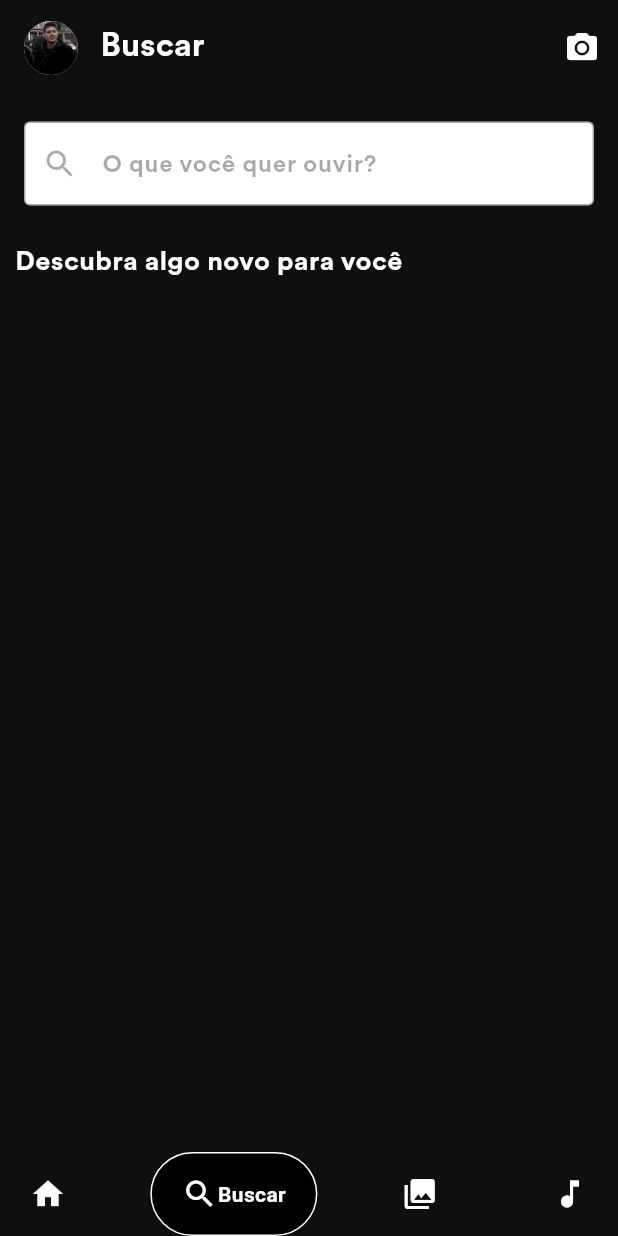
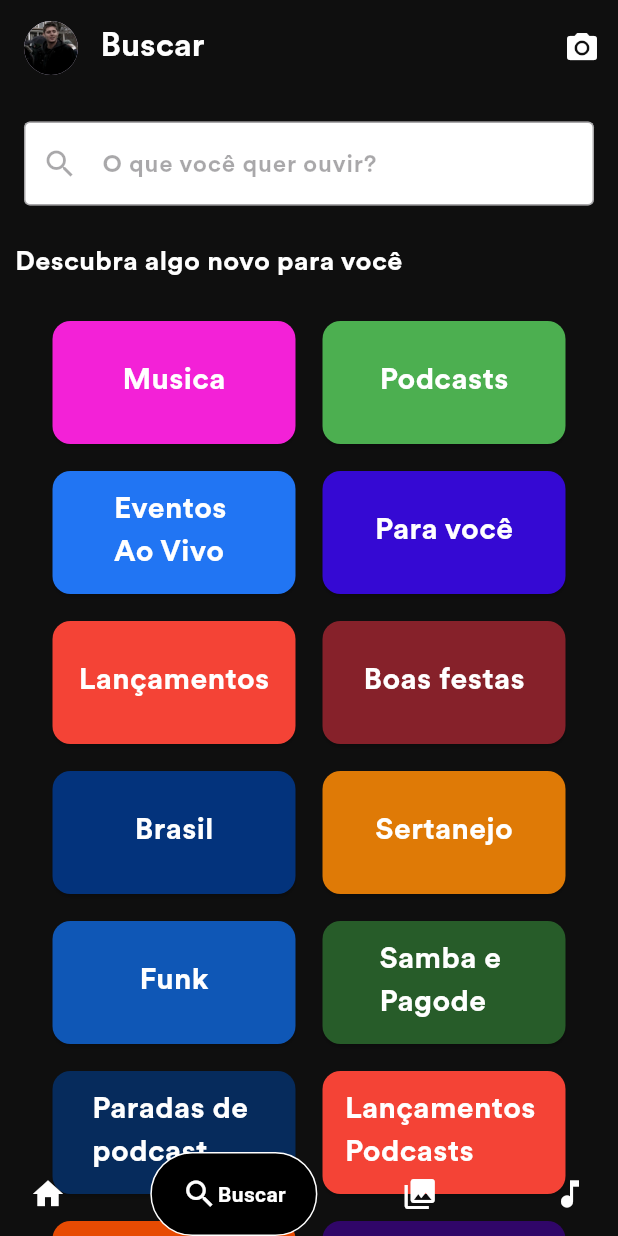
Before and after one commit to Sl6yer/Clone-Spotify, a Flutter app: the screen it shows after launch, item 2 of the bottom bar chosen, on a phone screen of 412 x 824 dp. Run offline on Flutter 3.47's test engine with Material 3 defaults, Android fonts, the light colour scheme and no system bars; drawn by our look-alikes of google_nav_bar; our stand-ins replace image_picker.

Commit message:
search page

```diff
--- a/lib/pages/search_page.dart
+++ b/lib/pages/search_page.dart
@@ -1,8 +1,20 @@
 import 'package:flutter/material.dart';
 import 'package:clone_spotify/widgets/build_widgets.dart';
+import 'dart:io';
+
+import 'package:image_picker/image_picker.dart';
 
 class SearchPage extends StatelessWidget {
   const SearchPage({super.key});
+
+  Future<void> _takePicture(BuildContext context) async {
+    final ImagePicker picker = ImagePicker();
+    final XFile? photo = await picker.pickImage(source: ImageSource.camera);
+
+    if (photo != null) {
+      print('Caminho da foto: ${photo.path}');
+    }
+  }
 
   @override
   Widget build(BuildContext context) {
@@ -37,7 +49,7 @@ class SearchPage extends StatelessWidget {
                   ),
                 ),
                 IconButton(
-                  onPressed: () {},
+                  onPressed: () => _takePicture(context),
                   icon: Icon(Icons.camera_alt),
                   color: Colors.white,
                 )
@@ -73,6 +85,78 @@ class SearchPage extends StatelessWidget {
           ),
         ),
         buildSliver('Descubra algo novo para você'),
+        SliverToBoxAdapter(
+          child: Padding(
+            padding: const EdgeInsets.only(
+              top: 20.0,
+              bottom: 50.0,
+            ),
+            child: Column(
+              children: [
+                buildCardSearch(
+                    'Musica',
+                    const Color.fromARGB(255, 243, 33, 215),
+                    'Podcasts',
+                    Colors.green),
+                SizedBox(
+                  height: 10,
+                ),
+                buildCardSearch(
+                    'Eventos \nAo Vivo',
+                    const Color.fromARGB(255, 33, 117, 243),
+                    'Para você',
+                    const Color.fromARGB(255, 53, 9, 211)),
+                SizedBox(
+                  height: 10,
+                ),
+                buildCardSearch('Lançamentos', Colors.red, 'Boas festas',
+                    const Color.fromARGB(255, 134, 33, 42)),
+                SizedBox(
+                  height: 10,
+                ),
+                buildCardSearch('Brasil', const Color.fromARGB(255, 3, 51, 124),
+                    'Sertanejo', const Color.fromARGB(255, 223, 122, 6)),
+                SizedBox(
+                  height: 10,
+                ),
+                buildCardSearch('Funk', const Color.fromARGB(255, 15, 87, 182),
+                    'Samba e \nPagode', const Color.fromARGB(255, 39, 92, 41)),
+                SizedBox(
+                  height: 10,
+                ),
+                buildCardSearch(
+                    'Paradas de \npodcast',
+                    const Color.fromARGB(255, 6, 43, 92),
+                    'Lançamentos \nPodcasts ',
+                    Colors.red),
+                SizedBox(
+                  height: 10,
+                ),
+                buildCardSearch(
+                    'Podcasts video',
+                    const Color.fromARGB(255, 231, 75, 3),
+                    'Originais do \n Spotify',
+                    const Color.fromARGB(255, 48, 6, 104)),
+                SizedBox(
+                  height: 10,
+                ),
+                buildCardSearch(
+                    'Paradas',
+                    const Color.fromARGB(255, 102, 3, 231),
+                    'Descobrir',
+                    const Color.fromARGB(255, 182, 12, 197)),
+                SizedBox(
+                  height: 10,
+                ),
+                buildCardSearch('Rádio', const Color.fromARGB(255, 112, 35, 39),
+                    'Pop', const Color.fromARGB(255, 55, 126, 136)),
+                SizedBox(
+                  height: 10,
+                ),
+              ],
+            ),
+          ),
+        )
       ],
     );
   }
--- a/lib/widgets/build_widgets.dart
+++ b/lib/widgets/build_widgets.dart
@@ -52,6 +52,51 @@ Widget buildCard(String text, String imagePath) {
   );
 }
 
+Widget buildCardSearch(String text1, Color color1, String text2, Color color2) {
+  return Row(
+    mainAxisAlignment: MainAxisAlignment.center,
+    children: [
+      SizedBox(
+        width: 170,
+        height: 90,
+        child: Card(
+          color: color1,
+          child: Center(
+            child: Text(
+              text1,
+              style: TextStyle(
+                  color: Colors.white,
+                  fontFamily: 'CircularSpotifyText',
+                  fontWeight: FontWeight.w600,
+                  fontSize: 20),
+            ),
+          ),
+        ),
+      ),
+      SizedBox(
+        width: 10,
+      ),
+      SizedBox(
+        width: 170,
+        height: 90,
+        child: Card(
+          color: color2,
+          child: Center(
+            child: Text(
+              text2,
+              style: TextStyle(
+                  color: Colors.white,
+                  fontFamily: 'CircularSpotifyText',
+                  fontWeight: FontWeight.w600,
+                  fontSize: 20),
+            ),
+          ),
+        ),
+      ),
+    ],
+  );
+}
+
 Widget buildSliver(String text) {
   return SliverToBoxAdapter(
     child: Padding(
--- a/pubspec.yaml
+++ b/pubspec.yaml
@@ -35,6 +35,7 @@ dependencies:
   # Use with the CupertinoIcons class for iOS style icons.
   cupertino_icons: ^1.0.8
   google_nav_bar: ^5.0.7
+  image_picker: ^1.1.2
 
 dev_dependencies:
   flutter_test:
```
Also changed, not shown: assets/image34.png (added), pubspec.lock, 7 other files.
